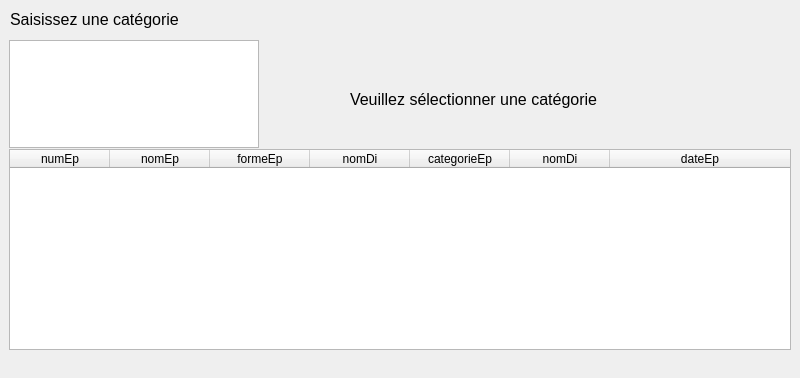
Old version of the form gui/fct_comp_2.ui in the repository Cengokill/BaseDonnees_Qt_Designer.
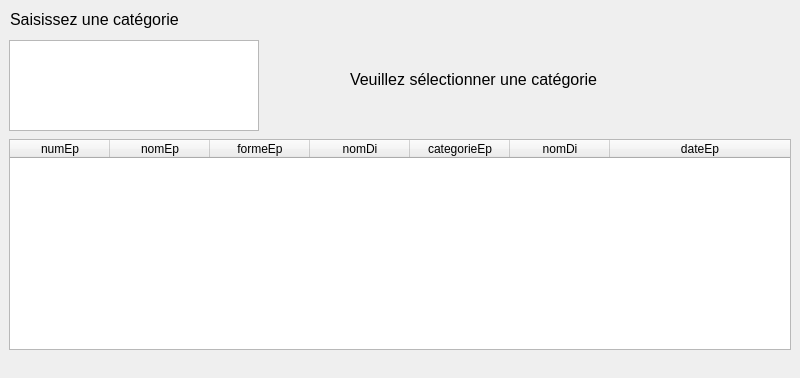
New version of the form.

Commit message: Partie 1 : exercice 1.2

What changed in the file:
```diff
--- a/gui/fct_comp_2.ui
+++ b/gui/fct_comp_2.ui
@@ -20,9 +20,9 @@
    <property name="geometry">
     <rect>
      <x>9</x>
-     <y>149</y>
+     <y>139</y>
      <width>782</width>
-     <height>201</height>
+     <height>211</height>
     </rect>
    </property>
    <attribute name="horizontalHeaderMinimumSectionSize">
@@ -92,7 +92,7 @@
      <x>9</x>
      <y>40</y>
      <width>250</width>
-     <height>108</height>
+     <height>91</height>
     </rect>
    </property>
    <property name="maximumSize">
@@ -111,7 +111,7 @@
    <property name="geometry">
     <rect>
      <x>350</x>
-     <y>90</y>
+     <y>70</y>
      <width>345</width>
      <height>19</height>
     </rect>
```
The commit also changes 1 other file.
